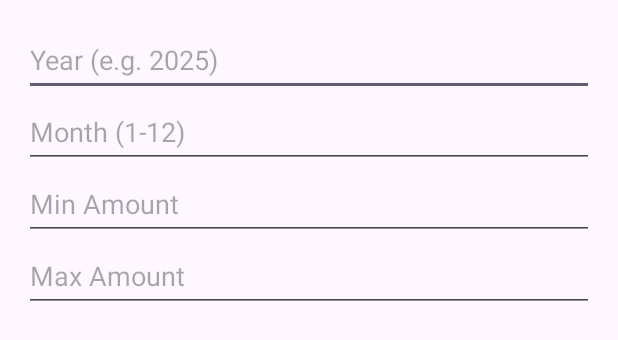
After one commit to ST10268917/Flourish-Budgeting-App, an Android app: the layout dialog_add_budget.xml on its own in the app's theme, with its tools: preview values and no code run, on a phone screen of 412 x 824 dp. The commit adds this screen. Shown: the top 340 px of the screen. Run offline under Robolectric (Android 15) with nearby library versions, the phone set to English and light mode, and no system bars.

Commit message:
Added monthly goals functionality

```diff
--- a/app/build.gradle.kts
+++ b/app/build.gradle.kts
@@ -46,6 +46,7 @@ dependencies {
     implementation(libs.androidx.constraintlayout)
     implementation(libs.firebase.auth.ktx)
     implementation(libs.firebase.firestore.ktx)
+    implementation(libs.androidx.room.common.jvm)
     testImplementation(libs.junit)
     androidTestImplementation(libs.androidx.junit)
     androidTestImplementation(libs.androidx.espresso.core)
--- a/app/src/main/res/layout/activity_dashboard.xml
+++ b/app/src/main/res/layout/activity_dashboard.xml
@@ -13,4 +13,10 @@
         android:layout_height="wrap_content"
         android:text="Expense Categories"/>
 
+    <Button
+        android:id="@+id/budgetBtn"
+        android:layout_width="wrap_content"
+        android:layout_height="wrap_content"
+        android:text="Set Monthly Expense Goal"/>
+
 </LinearLayout>
--- /dev/null
+++ b/app/src/main/res/layout/dialog_add_budget.xml
@@ -0,0 +1,34 @@
+<LinearLayout xmlns:android="http://schemas.android.com/apk/res/android"
+    android:padding="16dp"
+    android:orientation="vertical"
+    android:layout_width="match_parent"
+    android:layout_height="wrap_content">
+
+    <EditText
+        android:id="@+id/etYear"
+        android:layout_width="match_parent"
+        android:layout_height="48dp"
+        android:hint="Year (e.g. 2025)"
+        android:inputType="number" />
+
+    <EditText
+        android:id="@+id/etMonth"
+        android:layout_width="match_parent"
+        android:layout_height="48dp"
+        android:hint="Month (1-12)"
+        android:inputType="number" />
+
+    <EditText
+        android:id="@+id/etMin"
+        android:layout_width="match_parent"
+        android:layout_height="48dp"
+        android:hint="Min Amount"
+        android:inputType="numberDecimal" />
+
+    <EditText
+        android:id="@+id/etMax"
+        android:layout_width="match_parent"
+        android:layout_height="48dp"
+        android:hint="Max Amount"
+        android:inputType="numberDecimal" />
+</LinearLayout>
--- a/gradle/libs.versions.toml
+++ b/gradle/libs.versions.toml
@@ -11,6 +11,7 @@ activity = "1.10.1"
 constraintlayout = "2.2.1"
 firebaseAuthKtx = "23.2.0"
 firebaseFirestoreKtx = "25.1.4"
+roomCommonJvm = "2.7.1"
 
 [libraries]
 androidx-core-ktx = { group = "androidx.core", name = "core-ktx", version.ref = "coreKtx" }
@@ -24,6 +25,7 @@ androidx-constraintlayout = { group = "androidx.constraintlayout", name = "const
 cardview = "androidx.cardview:cardview:1.0.0"
 firebase-auth-ktx = { group = "com.google.firebase", name = "firebase-auth-ktx", version.ref = "firebaseAuthKtx" }
 firebase-firestore-ktx = { group = "com.google.firebase", name = "firebase-firestore-ktx", version.ref = "firebaseFirestoreKtx" }
+androidx-room-common-jvm = { group = "androidx.room", name = "room-common-jvm", version.ref = "roomCommonJvm" }
 
 
 [plugins]
```
Also changed, not shown: app/src/main/AndroidManifest.xml (+10 -10 lines), app/src/main/java/com/aj/flourish/AppDatabase.kt (+6 -3 lines), app/src/main/java/com/aj/flourish/Budget.kt (added, +14 -0 lines), app/src/main/java/com/aj/flourish/BudgetActivity.kt (added, +123 -0 lines), app/src/main/java/com/aj/flourish/BudgetAdapter.kt (added, +29 -0 lines), app/src/main/java/com/aj/flourish/BudgetDao.kt (added, +15 -0 lines), app/src/main/java/com/aj/flourish/Dashboard.kt (+8 -0 lines), app/src/main/java/com/aj/flourish/MainActivity.kt (+5 -14 lines), app/src/main/res/layout/activity_budget.xml (added, +37 -0 lines), app/src/main/res/layout/item_budget.xml (added, +22 -0 lines).
